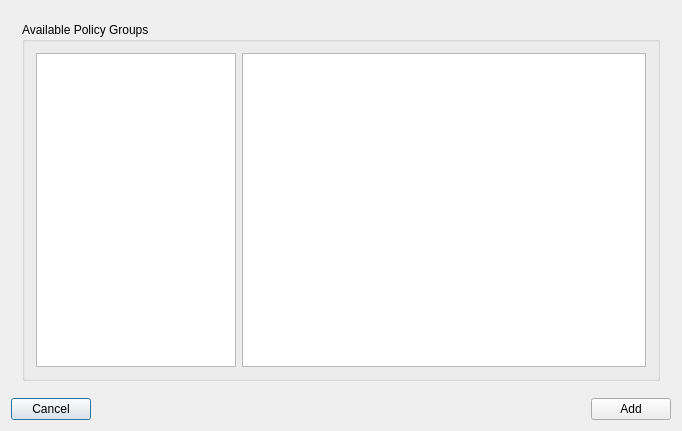
Above: src/ubuntu/ubuntusecuritypolicypickerdialog.ui from runelabs/qtcreator-plugin-ubuntu before the change. Below: the same form after it.
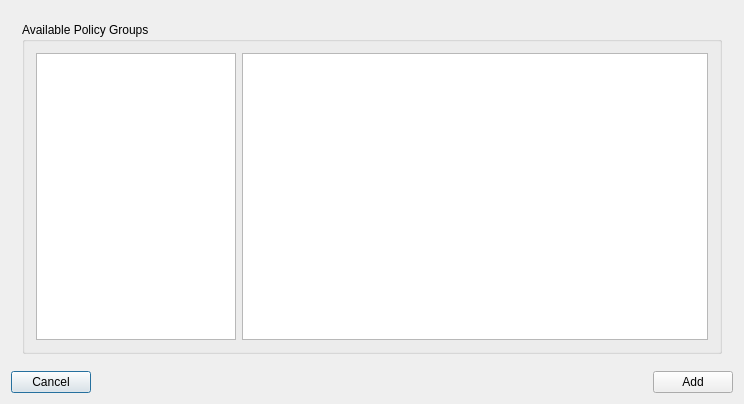
That is the form after the change. The open tabs and pages were chosen to show the change.

Patch:
```diff
--- a/src/ubuntu/ubuntusecuritypolicypickerdialog.ui
+++ b/src/ubuntu/ubuntusecuritypolicypickerdialog.ui
@@ -6,8 +6,8 @@
    <rect>
     <x>0</x>
     <y>0</y>
-    <width>682</width>
-    <height>431</height>
+    <width>744</width>
+    <height>404</height>
    </rect>
   </property>
   <property name="windowTitle">
@@ -94,12 +94,12 @@
            </widget>
           </item>
           <item>
-           <widget class="QPlainTextEdit" name="plainTextEditInfo">
-            <property name="sizePolicy">
-             <sizepolicy hsizetype="MinimumExpanding" vsizetype="Expanding">
-              <horstretch>0</horstretch>
-              <verstretch>0</verstretch>
-             </sizepolicy>
+           <widget class="QTextEdit" name="textBrowserEditInfo">
+            <property name="lineWrapMode">
+             <enum>QTextEdit::NoWrap</enum>
+            </property>
+            <property name="readOnly">
+             <bool>true</bool>
             </property>
            </widget>
           </item>
```
Left out of the diff: 4 changed lines with no effect on the pictures.
